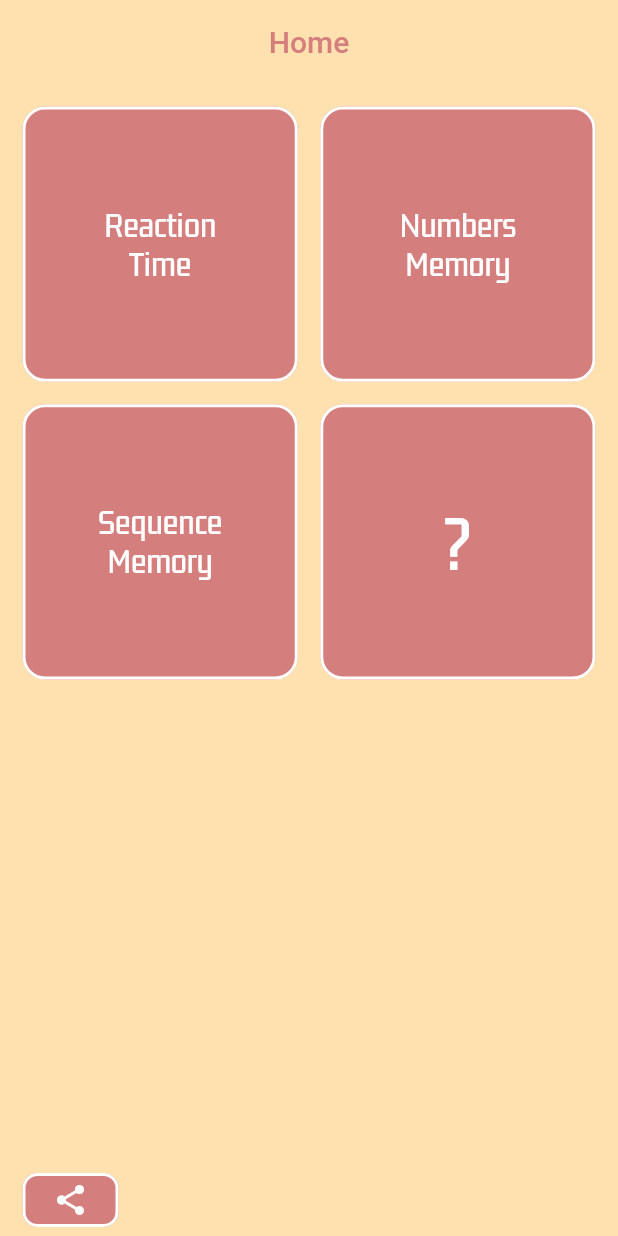
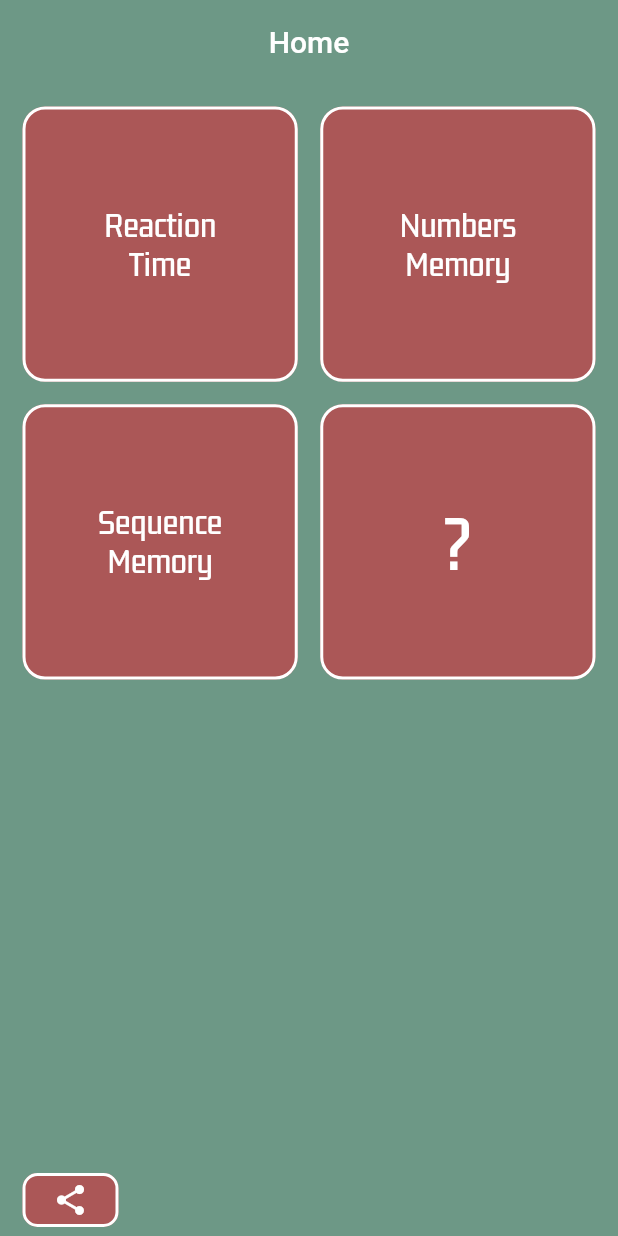
Before and after one commit to Burak-Baylan/Human-Benchmark-Flutter, a Flutter app: the screen it shows after launch, on a phone screen of 412 x 824 dp. Run offline on Flutter 3.47's test engine with Material 2 defaults, Android fonts, the phone set to English and light mode, and no system bars; drawn by our look-alikes of auto_size_text; our stand-ins replace focus_detector, get, percent_indicator.

Commit message:
update: menu_colors, timer class

```diff
--- a/lib/helpers/colors.dart
+++ b/lib/helpers/colors.dart
@@ -1,7 +1,8 @@
 import 'package:flutter/material.dart';
 
-extension MyColors on Colors{
-  static Color menuPinkColor = Color.fromRGBO(213, 126, 126, 1);
+class MyColors{
+  static Color menuButtonColor = Color.fromRGBO(171, 87, 87, 1);
+  static Color menuBackgroundColor = Color.fromRGBO(109, 152, 134, 1);
   static Color numbersMemoryBlue = Color.fromRGBO(76, 139, 245, 1);
   static Color numbersMemorySemiDarkBlue = Color.fromRGBO(56, 87, 140, 1);
 }
--- a/lib/main.dart
+++ b/lib/main.dart
@@ -13,7 +13,7 @@ class MyApp extends StatelessWidget {
   Widget build(BuildContext context) {
     return GetMaterialApp(
       theme: ThemeData(
-        primaryColor: MyColors.menuPinkColor,
+        primaryColor: MyColors.menuButtonColor,
       ),
       debugShowCheckedModeBanner: false,
       home: HomePage(),
--- a/lib/pages/home_page.dart
+++ b/lib/pages/home_page.dart
@@ -14,7 +14,7 @@ class HomePage extends StatelessWidget {
   Widget build(BuildContext buildContext) {
     context = buildContext;
     return Scaffold(
-      backgroundColor: Color.fromRGBO(255, 225, 175, 1),
+      backgroundColor: MyColors.menuBackgroundColor,
       extendBodyBehindAppBar: false,
       appBar: _appBar(),
       body: SafeArea(
@@ -23,16 +23,14 @@ class HomePage extends StatelessWidget {
           children: [
             Expanded(
               child: Container(
-                //color: Colors.green,
                 child: _gamesLyt(),
               ),
             ),
             Container(
               margin: EdgeInsets.only(left: 15),
-              //color: Colors.red,
               child: ElevatedButton(
                 style: ElevatedButton.styleFrom(
-                  primary: MyColors.menuPinkColor,
+                  primary: MyColors.menuButtonColor,
                   elevation: 0,
                   side: BorderSide(color: Colors.white, width: 2),
                   shape: RoundedRectangleBorder(
@@ -56,11 +54,10 @@ class HomePage extends StatelessWidget {
       centerTitle: true,
       title: Text(
         "Home",
-        style: TextStyle(color: Color.fromRGBO(213, 126, 126, 1)),
+        style: TextStyle(color: Colors.white),
       ),
-      backgroundColor: Color.fromRGBO(255, 225, 175, 1), //Colors.white, //
+      backgroundColor: MyColors.menuBackgroundColor,
       elevation: 0,
-      //shape: RoundedRectangleBorder(borderRadius: BorderRadius.vertical(bottom: Radius.circular(15))),
     );
   }
 
@@ -102,7 +99,7 @@ class HomePage extends StatelessWidget {
   }) {
     return ElevatedButton(
       style: ElevatedButton.styleFrom(
-        primary: MyColors.menuPinkColor,
+        primary: MyColors.menuButtonColor,
         side: BorderSide(color: Colors.white, width: 2),
         elevation: 0,
         shape: RoundedRectangleBorder(
@@ -123,5 +120,4 @@ class HomePage extends StatelessWidget {
       ),
     );
   }
-
 }
--- a/lib/pages/numbers_memory/controllers/numbers_memory_controller.dart
+++ b/lib/pages/numbers_memory/controllers/numbers_memory_controller.dart
@@ -14,7 +14,6 @@ class NumbersMemoryController extends GetxController {
   var page = 0.obs;
 
   bool protectedFocusLost = false;
-
   bool onShowNumberPage = false;
 
   List<Widget> pages = [
@@ -38,6 +37,8 @@ class NumbersMemoryController extends GetxController {
   reset(){
     page.value = 0;
     valueController.reset();
+    protectedFocusLost = false;
+    onShowNumberPage = false;
   }
 
 }
--- a/lib/pages/numbers_memory/numbers_memory_page.dart
+++ b/lib/pages/numbers_memory/numbers_memory_page.dart
@@ -47,8 +47,10 @@ class _NumbersMemoryState extends State<NumbersMemory> {
       if (!controller.protectedFocusLost) {
         Get.back();
         Get.snackbar(
-            "Game Over", "If you leave while playing, the game is over.",
-            duration: Duration(seconds: 5));
+          "Game Over",
+          "If you leave while playing, the game is over.",
+          duration: Duration(seconds: 5),
+        );
       } else {
         controller.protectedFocusLost = false;
       }
--- a/lib/pages/numbers_memory/numbers_memory_pages/show_number_page.dart
+++ b/lib/pages/numbers_memory/numbers_memory_pages/show_number_page.dart
@@ -1,11 +1,9 @@
 import 'package:flutter/material.dart';
-import 'package:flutter/services.dart';
 import 'package:get/get.dart';
 import 'package:human_benchmark/helpers/colors.dart';
 import 'package:human_benchmark/helpers/phone_properties.dart';
+import 'package:human_benchmark/helpers/timer.dart';
 import 'package:human_benchmark/pages/numbers_memory/controllers/numbers_memory_controller.dart';
-import 'package:human_benchmark/pages/numbers_memory/controllers/value_controller.dart';
-import 'package:human_benchmark/pages/numbers_memory/helpers/numbers_memory_timer.dart';
 import 'package:percent_indicator/linear_percent_indicator.dart';
 
 class ShowNumber extends StatefulWidget {
@@ -66,7 +64,7 @@ class _ShowNumberState extends State<ShowNumber> {
 
   startLevel() {
     c.valueController.numberGenerator();
-    NumbersMemoryTimer.startTimer(
+    Timer.startTimer(
       milliseconds: c.valueController.levelSecond,
       onFinished: () => c.selectAskNumberPage(),
     );
```
Also changed, not shown: lib/helpers/timer.dart (added, +11 -0 lines), lib/pages/numbers_memory/helpers/numbers_memory_timer.dart (deleted, +0 -11 lines), lib/pages/numbers_memory/numbers_memory_pages/ask_number_page.dart (+3 -4 lines).
